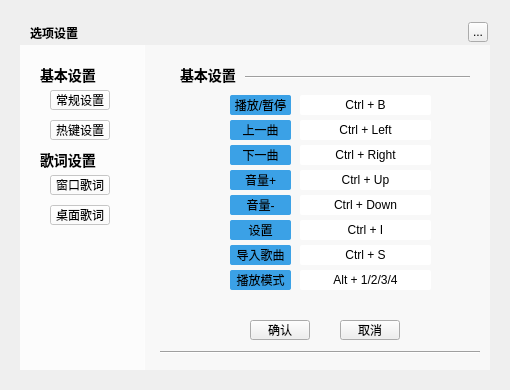
This is ui/core-widget/musicsettingwidget.ui in Greedysky/TTKMusicPlayer as Qt 5 draws it before an edit. The edited form follows.
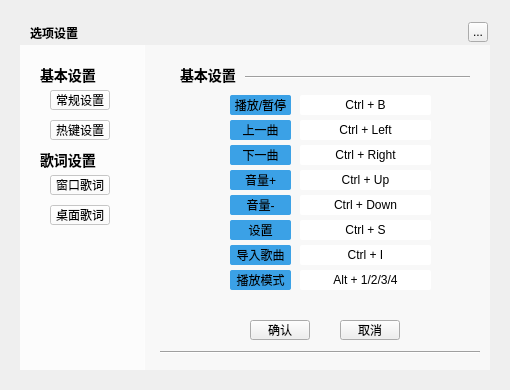
This is the edited form. The open tabs and pages were chosen to show the change. Custom widgets are drawn as their Qt base class.

Commit message: fix hot key display some mistake[421032]

Diff of the .ui file:
```diff
--- a/ui/core-widget/musicsettingwidget.ui
+++ b/ui/core-widget/musicsettingwidget.ui
@@ -510,7 +510,7 @@
       <string notr="true">background:white;border-radius:2px</string>
      </property>
      <property name="text">
-      <string>Ctrl + I</string>
+      <string>Ctrl + S</string>
      </property>
      <property name="alignment">
       <set>Qt::AlignCenter</set>
@@ -529,7 +529,7 @@
       <string notr="true">background:white;border-radius:2px</string>
      </property>
      <property name="text">
-      <string>Ctrl + S</string>
+      <string>Ctrl + I</string>
      </property>
      <property name="alignment">
       <set>Qt::AlignCenter</set>
```
